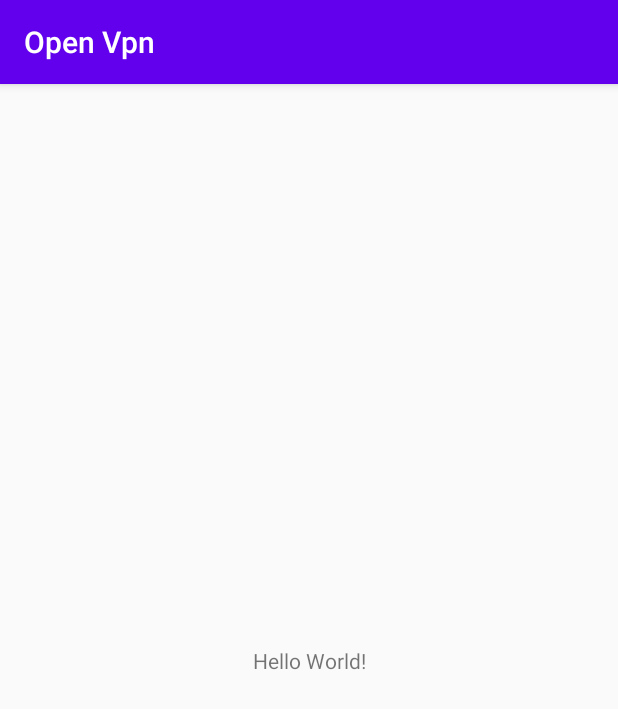
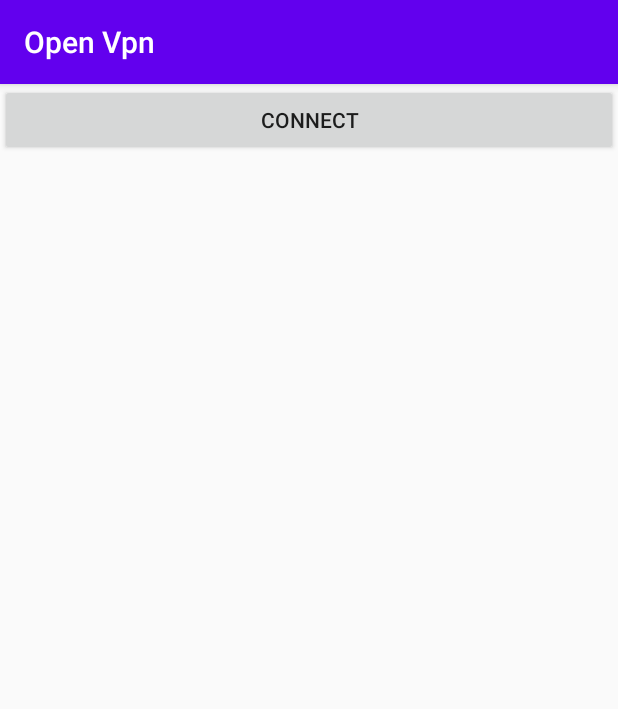
Before and after one commit to KoNyiJR/OpenVpn, an Android app: the screen it shows after launch (MainActivity), on a phone screen of 412 x 824 dp. Shown: the top 709 px of the screen. Run offline under Robolectric (Android 15) with nearby library versions, the phone set to English and light mode, and no system bars.

```diff
--- /dev/null
+++ b/app/src/main/java/com/open/vpn/SharedPreference.java
@@ -0,0 +1,56 @@
+package com.open.vpn;
+
+import android.content.Context;
+import android.content.SharedPreferences;
+
+
+public class SharedPreference {
+
+    private static final String APP_PREFS_NAME = "CakeVPNPreference";
+
+    private SharedPreferences mPreference;
+    private SharedPreferences.Editor mPrefEditor;
+    private Context context;
+
+    private static final String SERVER_COUNTRY = "server_country";
+    private static final String SERVER_FLAG = "server_flag";
+    private static final String SERVER_OVPN = "server_ovpn";
+    private static final String SERVER_OVPN_USER = "server_ovpn_user";
+    private static final String SERVER_OVPN_PASSWORD = "server_ovpn_password";
+
+    public SharedPreference(Context context) {
+        this.mPreference = context.getSharedPreferences(APP_PREFS_NAME, Context.MODE_PRIVATE);
+        this.mPrefEditor = mPreference.edit();
+        this.context = context;
+    }
+
+    /**
+     * Save server details
+     * @param server details of ovpn server
+     */
+    public void saveServer(Server server){
+        mPrefEditor.putString(SERVER_COUNTRY, server.getCountry());
+        mPrefEditor.putString(SERVER_FLAG, server.getFlagUrl());
+        mPrefEditor.putString(SERVER_OVPN, server.getOvpn());
+        mPrefEditor.putString(SERVER_OVPN_USER, server.getOvpnUserName());
+        mPrefEditor.putString(SERVER_OVPN_PASSWORD, server.getOvpnUserPassword());
+        mPrefEditor.commit();
+    }
+
+    /**
+     * Get server data from shared preference
+     * @return server model object
+     */
+    public Server getServer() {
+
+        Server server = new Server(
+                mPreference.getString(SERVER_COUNTRY,"Japan"),
+                mPreference.getString(SERVER_FLAG, String.valueOf(R.drawable.ic_launcher_background)),
+                mPreference.getString(SERVER_OVPN,"japan.ovpn"),
+                mPreference.getString(SERVER_OVPN_USER,"vpn"),
+                mPreference.getString(SERVER_OVPN_PASSWORD,"vpn")
+        );
+
+        return server;
+    }
+}
--- a/app/src/main/res/layout/activity_main.xml
+++ b/app/src/main/res/layout/activity_main.xml
@@ -1,18 +1,15 @@
 <?xml version="1.0" encoding="utf-8"?>
-<androidx.constraintlayout.widget.ConstraintLayout xmlns:android="http://schemas.android.com/apk/res/android"
+<LinearLayout xmlns:android="http://schemas.android.com/apk/res/android"
     xmlns:app="http://schemas.android.com/apk/res-auto"
     xmlns:tools="http://schemas.android.com/tools"
     android:layout_width="match_parent"
     android:layout_height="match_parent"
     tools:context=".MainActivity">
 
-    <TextView
-        android:layout_width="wrap_content"
-        android:layout_height="wrap_content"
-        android:text="Hello World!"
-        app:layout_constraintBottom_toBottomOf="parent"
-        app:layout_constraintLeft_toLeftOf="parent"
-        app:layout_constraintRight_toRightOf="parent"
-        app:layout_constraintTop_toTopOf="parent" />
+   <Button
+       android:layout_width="match_parent"
+       android:layout_height="wrap_content"
+       android:text="connect"
+       android:onClick="connectServer"/>
 
-</androidx.constraintlayout.widget.ConstraintLayout>
+</LinearLayout>
--- a/vpnLib/src/main/res/values/strings.xml
+++ b/vpnLib/src/main/res/values/strings.xml
@@ -3,7 +3,7 @@
   ~ Distributed under the GNU GPL v2 with additional terms. For full terms see the file doc/LICENSE.txt
   -->
 <resources>
-  <string name="app">Simple Vpn</string>
+    <string name="app">Vpn</string>
     <string name="address">Server Address:</string>
     <string name="port">Server Port:</string>
     <string name="location">Location</string>
@@ -232,7 +232,7 @@
     <string name="minidump_generated">Cake crashed unexpectedly. Please consider using the send Minidump option in the main menu</string>
     <string name="send_minidump">Send Minidump to developer</string>
     <string name="send_minidump_summary">Sends debugging information about last crash to developer</string>
-  <string name="notifcation_title">Simple - %s</string>
+    <string name="notifcation_title"> - %s</string>
     <string name="session_ipv4string">%1$s - %2$s</string>
     <string name="session_ipv6string">%1$s - %3$s, %2$s</string>
     <string name="state_connecting">Connecting</string>
```
Also changed, not shown: app/build.gradle (+8 -3 lines), app/src/main/AndroidManifest.xml (+17 -0 lines), app/src/main/java/com/open/vpn/MainActivity.java (+151 -0 lines), app/src/main/java/com/open/vpn/Server.java (added, +67 -0 lines), 1 other file. Lines whose indentation alone changed are shown as unchanged.
